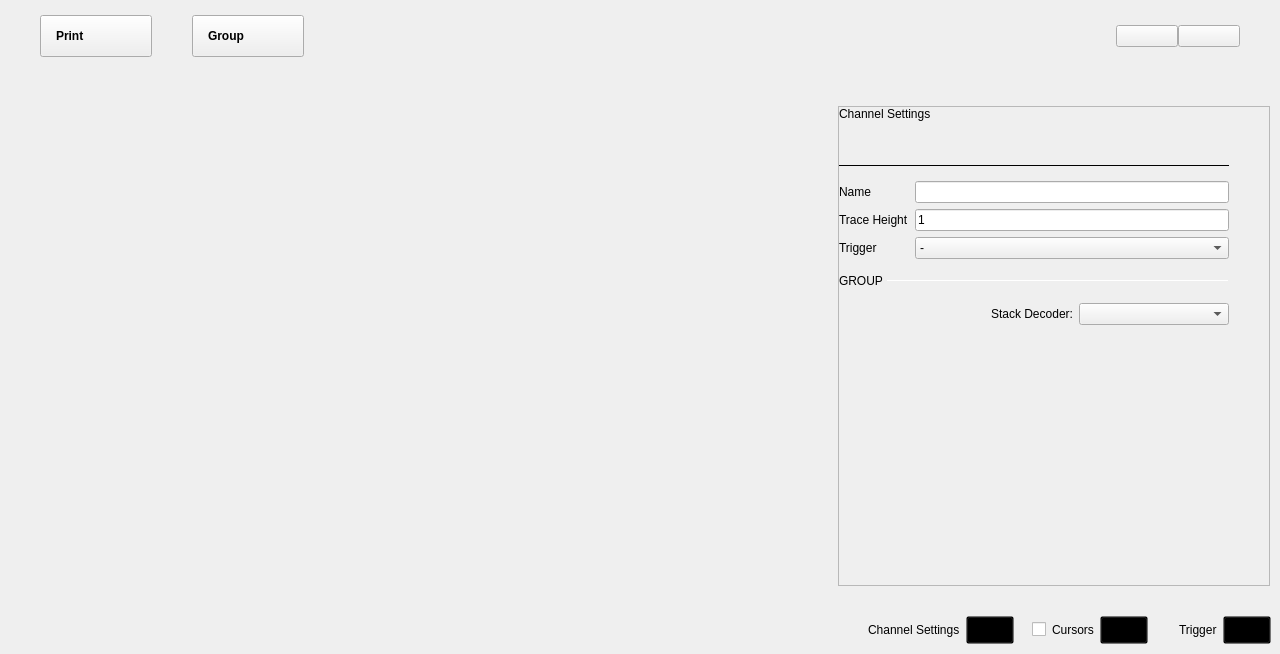
Qt form ui/logic_analyzer.ui (analogdevicesinc/scopy) before a commit.
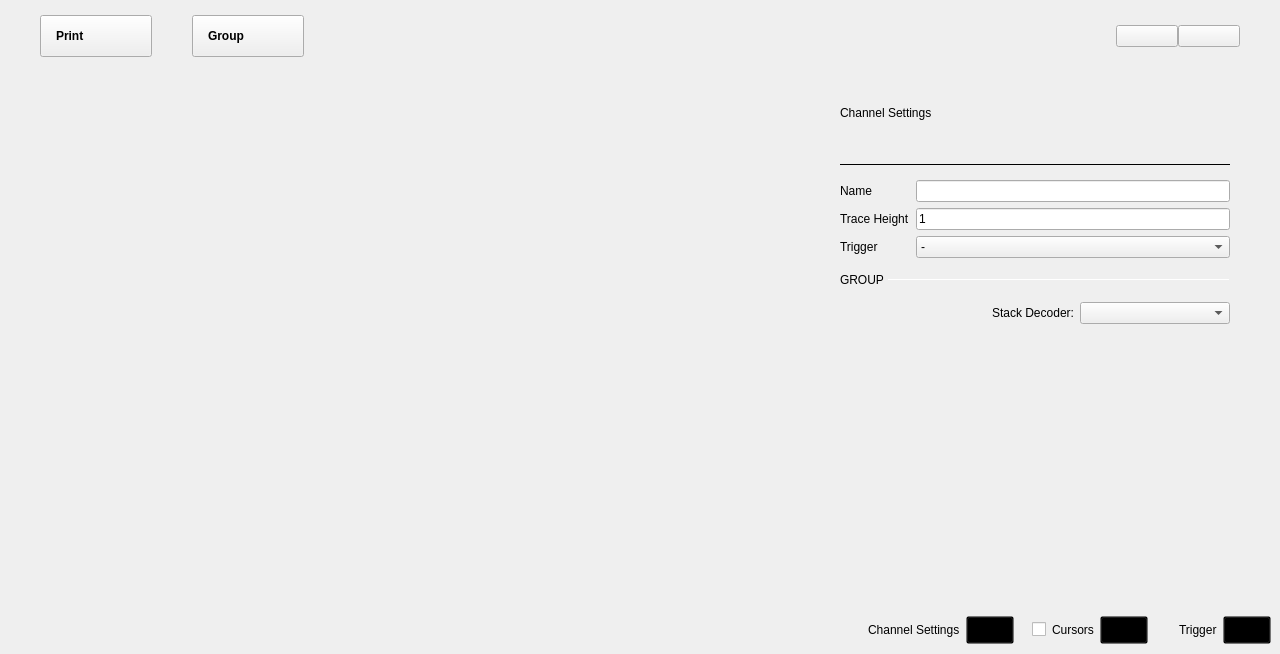
The same form after that commit. The open tabs and pages were chosen to show the change. Icons and pictures are not drawn. Custom widgets are drawn as their Qt base class.

Commit message: Ui: Removed unnecessary frames

What changed in the file:
```diff
--- a/ui/logic_analyzer.ui
+++ b/ui/logic_analyzer.ui
@@ -494,6 +494,9 @@
                      <verstretch>0</verstretch>
                     </sizepolicy>
                    </property>
+                   <property name="frameShape">
+                    <enum>QFrame::NoFrame</enum>
+                   </property>
                    <property name="horizontalScrollBarPolicy">
                     <enum>Qt::ScrollBarAlwaysOff</enum>
                    </property>
@@ -508,8 +511,8 @@
                      <rect>
                       <x>0</x>
                       <y>0</y>
-                      <width>200</width>
-                      <height>322</height>
+                      <width>400</width>
+                      <height>474</height>
                      </rect>
                     </property>
                     <property name="sizePolicy">
@@ -1344,6 +1347,9 @@
                  </property>
                  <item>
                   <widget class="QScrollArea" name="generalSettingsScrollArea">
+                   <property name="frameShape">
+                    <enum>QFrame::NoFrame</enum>
+                   </property>
                    <property name="horizontalScrollBarPolicy">
                     <enum>Qt::ScrollBarAlwaysOff</enum>
                    </property>
@@ -1356,7 +1362,7 @@
                       <x>0</x>
                       <y>0</y>
                       <width>420</width>
-                      <height>472</height>
+                      <height>474</height>
                      </rect>
                     </property>
                     <property name="sizePolicy">
```
The commit also changes 1 other file.
